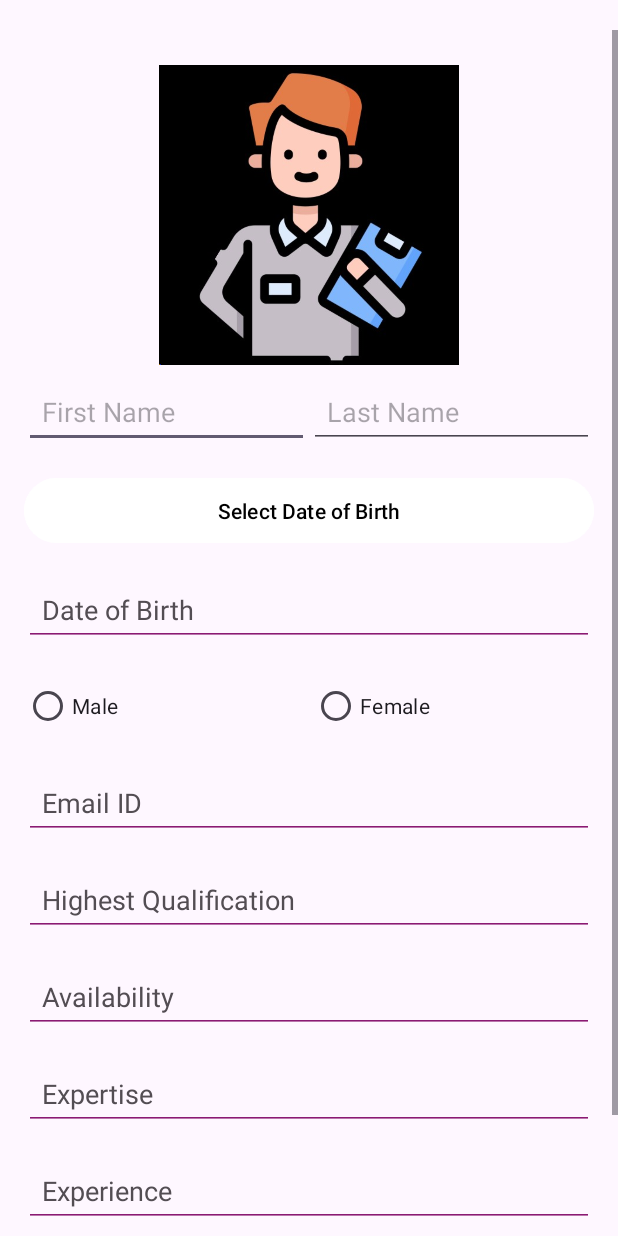
After one commit to rohithgoud20/LearnoVerse, an Android app: the InstructorProfile screen opened directly, with no data from a screen before it, on a phone screen of 412 x 824 dp. The commit adds this screen. Run offline under Robolectric (Android 15) with nearby library versions, the phone set to English and light mode, and no system bars.

Commit message:
profile input activities

```diff
--- /dev/null
+++ b/app/src/main/java/com/example/learnoverse/InstructorProfile.java
@@ -0,0 +1,51 @@
+package com.example.learnoverse;
+
+import androidx.appcompat.app.AppCompatActivity;
+
+import android.app.Dialog;
+import android.os.Bundle;
+import android.app.DatePickerDialog;
+import android.view.View;
+import android.widget.Button;
+import android.widget.DatePicker;
+import android.widget.EditText;
+
+public class InstructorProfile extends AppCompatActivity {
+
+    private int year, month, day;
+    private Button dateOfBirthButton;
+    private EditText dateOfBirthEditText;
+
+    @Override
+    protected void onCreate(Bundle savedInstanceState) {
+        super.onCreate(savedInstanceState);
+        setContentView(R.layout.activity_instructor_profile);
+
+        dateOfBirthButton = findViewById(R.id.dateOfBirthButton); // Make sure to use the correct ID
+        dateOfBirthEditText = findViewById(R.id.dateOfBirthEditText); // Use the correct ID for the EditText
+
+        dateOfBirthButton.setOnClickListener(new View.OnClickListener() {
+            @Override
+            public void onClick(View v) {
+                showDialog(999); // Show the date picker dialog
+            }
+        });
+    }
+
+    @Override
+    protected Dialog onCreateDialog(int id) {
+        if (id == 999) {
+            return new DatePickerDialog(this, myDateListener, year, month, day);
+        }
+        return null;
+    }
+
+    private DatePickerDialog.OnDateSetListener myDateListener = new DatePickerDialog.OnDateSetListener() {
+        @Override
+        public void onDateSet(DatePicker view, int year, int month, int day) {
+            // Process the selected date
+            String selectedDate = year + "-" + (month + 1) + "-" + day; // Format the date as needed
+            dateOfBirthEditText.setText(selectedDate); // Update the date in the EditText
+        }
+    };
+}
--- /dev/null
+++ b/app/src/main/res/layout/activity_instructor_profile.xml
@@ -0,0 +1,163 @@
+<?xml version="1.0" encoding="utf-8"?>
+<RelativeLayout
+    xmlns:android="http://schemas.android.com/apk/res/android"
+    android:layout_width="match_parent"
+    android:layout_height="match_parent">
+
+    <ScrollView
+        android:layout_width="match_parent"
+        android:layout_height="match_parent"
+        android:layout_marginTop="20dp">
+
+        <LinearLayout
+            android:layout_width="match_parent"
+            android:layout_height="wrap_content"
+            android:orientation="vertical"
+            android:padding="16dp">
+
+            <ImageView
+                android:layout_width="200dp"
+                android:layout_height="214dp"
+                android:layout_gravity="center"
+                android:contentDescription="App Logo"
+                android:src="@drawable/instructor" />
+
+            <LinearLayout
+                android:layout_width="match_parent"
+                android:layout_height="wrap_content"
+                android:orientation="horizontal"
+                android:layout_marginBottom="16dp">
+
+                <EditText
+                    android:layout_width="0dp"
+                    android:layout_weight="1"
+                    android:layout_height="wrap_content"
+                    android:hint="First Name"
+                    android:inputType="text"
+                    android:padding="12dp"
+                    android:textColor="@android:color/black" />
+
+                <EditText
+                    android:layout_width="0dp"
+                    android:layout_weight="1"
+                    android:layout_height="wrap_content"
+                    android:hint="Last Name"
+                    android:inputType="text"
+                    android:padding="12dp"
+                    android:textColor="@android:color/black" />
+
+            </LinearLayout>
+
+            <!-- Date of Birth Field -->
+            <Button
+                android:id="@+id/dateOfBirthButton"
+                android:layout_width="match_parent"
+                android:layout_height="wrap_content"
+                android:layout_marginBottom="16dp"
+                android:backgroundTint="@color/white"
+                android:text="Select Date of Birth"
+                android:onClick="showDatePicker"
+                android:padding="12dp"
+                android:textColor="@android:color/black" />
+
+            <!-- Date of Birth EditText -->
+            <EditText
+                android:id="@+id/dateOfBirthEditText"
+            android:layout_width="match_parent"
+            android:layout_height="wrap_content"
+            android:layout_marginBottom="16dp"
+            android:backgroundTint="@color/colorPrimary"
+            android:hint="Date of Birth"
+            android:inputType="date"
+            android:padding="12dp"
+            android:textColor="@android:color/black"
+            android:textColorHint="@color/colorAccent" />
+
+
+            <!-- Radio Buttons for Gender -->
+            <RadioGroup
+                android:layout_width="match_parent"
+                android:layout_height="wrap_content"
+                android:orientation="horizontal"
+                android:layout_marginBottom="16dp">
+
+                <RadioButton
+                    android:layout_width="192dp"
+                    android:layout_height="wrap_content"
+                    android:text="Male" />
+
+                <RadioButton
+                    android:layout_width="185dp"
+                    android:layout_height="wrap_content"
+                    android:text="Female" />
+
+            </RadioGroup>
+
+            <EditText
+                android:layout_width="match_parent"
+                android:layout_height="wrap_content"
+                android:layout_marginBottom="16dp"
+                android:backgroundTint="@color/colorPrimary"
+                android:hint="Email ID"
+                android:inputType="textEmailAddress"
+                android:padding="12dp"
+                android:textColor="@android:color/black"
+                android:textColorHint="@color/colorAccent" />
+
+
+
+            <EditText
+                android:layout_width="match_parent"
+                android:layout_height="wrap_content"
+                android:layout_marginBottom="16dp"
+                android:backgroundTint="@color/colorPrimary"
+                android:hint="Highest Qualification"
+                android:inputType="text"
+                android:padding="12dp"
+                android:textColor="@android:color/black"
+                android:textColorHint="@color/colorAccent" />
+
+            <EditText
+                android:layout_width="match_parent"
+                android:layout_height="wrap_content"
+                android:hint="Availability"
+                android:backgroundTint="@color/colorPrimary"
+                android:textColorHint="@color/colorAccent"
+                android:textColor="@android:color/black"
+                android:padding="12dp"
+                android:layout_marginBottom="16dp"
+                android:inputType="text" />
+            <EditText
+                android:layout_width="match_parent"
+                android:layout_height="wrap_content"
+                android:hint="Expertise"
+                android:backgroundTint="@color/colorPrimary"
+                android:textColorHint="@color/colorAccent"
+                android:textColor="@android:color/black"
+                android:padding="12dp"
+                android:layout_marginBottom="16dp"
+                android:inputType="text" />
+
+            <EditText
+                android:layout_width="match_parent"
+                android:layout_height="wrap_content"
+                android:hint="Experience"
+                android:backgroundTint="@color/colorPrimary"
+                android:textColorHint="@color/colorAccent"
+                android:textColor="@android:color/black"
+                android:padding="12dp"
+                android:layout_marginBottom="16dp"
+                android:inputType="text" />
+
+            <Button
+                android:layout_width="match_parent"
+                android:layout_height="wrap_content"
+                android:text="Continue"
+                android:id="@+id/continueButton"
+                android:backgroundTint="@color/colorPrimary"
+                android:textColor="@android:color/white"
+                android:textSize="18sp"
+                android:layout_marginTop="16dp" />
+        </LinearLayout>
+    </ScrollView>
+</RelativeLayout>
--- a/app/src/main/res/values/colors.xml
+++ b/app/src/main/res/values/colors.xml
@@ -2,4 +2,6 @@
 <resources>
     <color name="black">#FF000000</color>
     <color name="white">#FFFFFFFF</color>
+    <color name="colorPrimary">#8B1A73</color>
+    <color name="colorAccent">#534D53</color>
 </resources>
```
Also changed, not shown: app/src/main/AndroidManifest.xml (+11 -2 lines), app/src/main/java/com/example/learnoverse/Profileinput.java (added, +28 -0 lines), app/src/main/java/com/example/learnoverse/learnerprofile.java (added, +51 -0 lines), app/src/main/res/layout/activity_learnerprofile.xml (added, +158 -0 lines), app/src/main/res/layout/activity_profileinput.xml (added, +43 -0 lines), app/src/main/res/values/strings.xml (+7 -0 lines), app/src/main/res/drawable/img_1.png (added), app/src/main/res/drawable/instructor.png (added), app/src/main/res/drawable/learner.png (added), app/src/main/res/drawable/option.webp (added).
